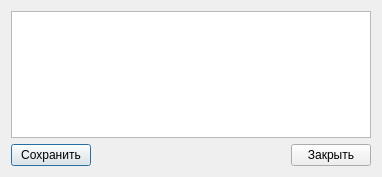
Above: InfoCO/miniNotebook.ui from frostzhenya/InfoCO before the change. Below: the same form after it.
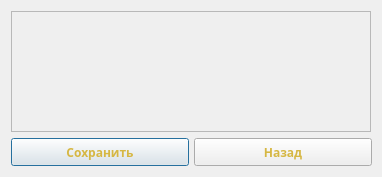
That is the form after the change. Icons and pictures are not drawn.

Patch:
```diff
--- a/InfoCO/miniNotebook.ui
+++ b/InfoCO/miniNotebook.ui
@@ -29,14 +29,158 @@
    <iconset>
     <normaloff>img/sZOInfo.png</normaloff>img/sZOInfo.png</iconset>
   </property>
+  <property name="styleSheet">
+   <string notr="true">background-image: url(:/img/texture/main_bg.png);</string>
+  </property>
   <layout class="QVBoxLayout" name="verticalLayout">
    <item>
-    <widget class="QTextEdit" name="textEdit"/>
+    <widget class="QTextEdit" name="textEdit">
+     <property name="palette">
+      <palette>
+       <active>
+        <colorrole role="Text">
+         <brush brushstyle="SolidPattern">
+          <color alpha="255">
+           <red>214</red>
+           <green>183</green>
+           <blue>67</blue>
+          </color>
+         </brush>
+        </colorrole>
+        <colorrole role="Base">
+         <brush brushstyle="NoBrush">
+          <color alpha="255">
+           <red>0</red>
+           <green>0</green>
+           <blue>0</blue>
+          </color>
+         </brush>
+        </colorrole>
+       </active>
+       <inactive>
+        <colorrole role="Text">
+         <brush brushstyle="SolidPattern">
+          <color alpha="255">
+           <red>214</red>
+           <green>183</green>
+           <blue>67</blue>
+          </color>
+         </brush>
+        </colorrole>
+        <colorrole role="Base">
+         <brush brushstyle="NoBrush">
+          <color alpha="255">
+           <red>0</red>
+           <green>0</green>
+           <blue>0</blue>
+          </color>
+         </brush>
+        </colorrole>
+       </inactive>
+       <disabled>
+        <colorrole role="Text">
+         <brush brushstyle="SolidPattern">
+          <color alpha="255">
+           <red>120</red>
+           <green>120</green>
+           <blue>120</blue>
+          </color>
+         </brush>
+        </colorrole>
+        <colorrole role="Base">
+         <brush brushstyle="NoBrush">
+          <color alpha="255">
+           <red>0</red>
+           <green>0</green>
+           <blue>0</blue>
+          </color>
+         </brush>
+        </colorrole>
+       </disabled>
+      </palette>
+     </property>
+     <property name="font">
+      <font>
+       <family>Segoe Print</family>
+      </font>
+     </property>
+     <property name="styleSheet">
+      <string notr="true">background-image: url(:/img/texture/texture.png);</string>
+     </property>
+     <property name="html">
+      <string>&lt;!DOCTYPE HTML PUBLIC &quot;-//W3C//DTD HTML 4.0//EN&quot; &quot;http://www.w3.org/TR/REC-html40/strict.dtd&quot;&gt;
+&lt;html&gt;&lt;head&gt;&lt;meta name=&quot;qrichtext&quot; content=&quot;1&quot; /&gt;&lt;style type=&quot;text/css&quot;&gt;
+p, li { white-space: pre-wrap; }
+&lt;/style&gt;&lt;/head&gt;&lt;body style=&quot; font-family:'Segoe Print'; font-size:8.25pt; font-weight:400; font-style:normal;&quot;&gt;
+&lt;p style=&quot;-qt-paragraph-type:empty; margin-top:0px; margin-bottom:0px; margin-left:0px; margin-right:0px; -qt-block-indent:0; text-indent:0px; font-size:8pt;&quot;&gt;&lt;br /&gt;&lt;/p&gt;&lt;/body&gt;&lt;/html&gt;</string>
+     </property>
+    </widget>
    </item>
    <item>
     <layout class="QHBoxLayout" name="horizontalLayout">
      <item>
       <widget class="QPushButton" name="ButtonSave">
+       <property name="minimumSize">
+        <size>
+         <width>178</width>
+         <height>28</height>
+        </size>
+       </property>
+       <property name="maximumSize">
+        <size>
+         <width>178</width>
+         <height>28</height>
+        </size>
+       </property>
+       <property name="palette">
+        <palette>
+         <active>
+          <colorrole role="ButtonText">
+           <brush brushstyle="SolidPattern">
+            <color alpha="255">
+             <red>214</red>
+             <green>183</green>
+             <blue>67</blue>
+            </color>
+           </brush>
+          </colorrole>
+         </active>
+         <inactive>
+          <colorrole role="ButtonText">
+           <brush brushstyle="SolidPattern">
+            <color alpha="255">
+             <red>214</red>
+             <green>183</green>
+             <blue>67</blue>
+            </color>
+           </brush>
+          </colorrole>
+         </inactive>
+         <disabled>
+          <colorrole role="ButtonText">
+           <brush brushstyle="SolidPattern">
+            <color alpha="255">
+             <red>120</red>
+             <green>120</green>
+             <blue>120</blue>
+            </color>
+           </brush>
+          </colorrole>
+         </disabled>
+        </palette>
+       </property>
+       <property name="font">
+        <font>
+         <family>Segoe Print</family>
+         <pointsize>9</pointsize>
+         <weight>75</weight>
+         <bold>true</bold>
+        </font>
+       </property>
+       <property name="styleSheet">
+        <string notr="true">background-image: url(:/img/texture/defaultBtnLarge.tga);
+border-image: url(:/img/texture/texture.png);</string>
+       </property>
        <property name="text">
         <string>Сохранить</string>
        </property>
@@ -57,8 +201,69 @@
      </item>
      <item>
       <widget class="QPushButton" name="ButtonClose">
+       <property name="minimumSize">
+        <size>
+         <width>178</width>
+         <height>28</height>
+        </size>
+       </property>
+       <property name="maximumSize">
+        <size>
+         <width>178</width>
+         <height>16777215</height>
+        </size>
+       </property>
+       <property name="palette">
+        <palette>
+         <active>
+          <colorrole role="ButtonText">
+           <brush brushstyle="SolidPattern">
+            <color alpha="255">
+             <red>214</red>
+             <green>183</green>
+             <blue>67</blue>
+            </color>
+           </brush>
+          </colorrole>
+         </active>
+         <inactive>
+          <colorrole role="ButtonText">
+           <brush brushstyle="SolidPattern">
+            <color alpha="255">
+             <red>214</red>
+             <green>183</green>
+             <blue>67</blue>
+            </color>
+           </brush>
+          </colorrole>
+         </inactive>
+         <disabled>
+          <colorrole role="ButtonText">
+           <brush brushstyle="SolidPattern">
+            <color alpha="255">
+             <red>120</red>
+             <green>120</green>
+             <blue>120</blue>
+            </color>
+           </brush>
+          </colorrole>
+         </disabled>
+        </palette>
+       </property>
+       <property name="font">
+        <font>
+         <family>Segoe Print</family>
+         <pointsize>9</pointsize>
+         <weight>75</weight>
+         <bold>true</bold>
+        </font>
+       </property>
+       <property name="styleSheet">
+        <string notr="true">background-image: url(:/img/texture/defaultBtnLarge.tga);
+border-image: url(:/img/texture/texture.png);</string>
+       </property>
        <property name="text">
-        <string>Закрыть</string>
+        <string>Назад</string>
        </property>
       </widget>
      </item>
```
Left out of the diff: 4 changed lines with no effect on the pictures.
